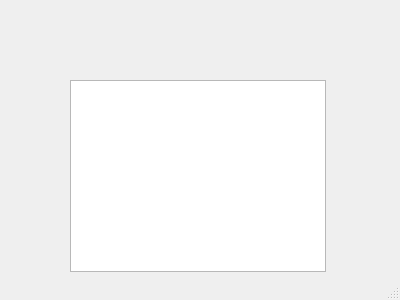
Before: the Qt Designer form src/mainwindow.ui in jonpas/FERI-TicTacToe, drawn with Qt 5.
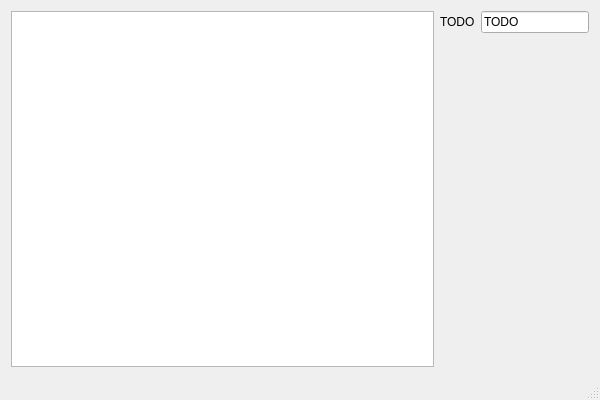
After: the same form once the commit is applied.

Commit message: Setup game board and cell states

Patch:
```diff
--- a/src/mainwindow.ui
+++ b/src/mainwindow.ui
@@ -6,24 +6,86 @@
    <rect>
     <x>0</x>
     <y>0</y>
-    <width>400</width>
-    <height>300</height>
+    <width>600</width>
+    <height>400</height>
    </rect>
   </property>
+  <property name="minimumSize">
+   <size>
+    <width>600</width>
+    <height>400</height>
+   </size>
+  </property>
   <property name="windowTitle">
    <string>MainWindow</string>
   </property>
   <widget class="QWidget" name="centralWidget">
-   <widget class="QTableWidget" name="tableWidgetBoard">
-    <property name="geometry">
-     <rect>
-      <x>70</x>
-      <y>80</y>
-      <width>256</width>
-      <height>192</height>
-     </rect>
-    </property>
-   </widget>
+   <layout class="QHBoxLayout" name="horizontalLayout_2">
+    <item>
+     <widget class="QTableWidget" name="tableWidgetBoard">
+      <property name="focusPolicy">
+       <enum>Qt::NoFocus</enum>
+      </property>
+      <property name="editTriggers">
+       <set>QAbstractItemView::NoEditTriggers</set>
+      </property>
+      <property name="selectionMode">
+       <enum>QAbstractItemView::NoSelection</enum>
+      </property>
+      <attribute name="horizontalHeaderVisible">
+       <bool>false</bool>
+      </attribute>
+      <attribute name="verticalHeaderVisible">
+       <bool>false</bool>
+      </attribute>
+     </widget>
+    </item>
+    <item>
+     <layout class="QVBoxLayout" name="verticalLayout">
+      <item>
+       <layout class="QVBoxLayout" name="options">
+        <item>
+         <layout class="QHBoxLayout" name="horizontalLayout_3">
+          <item>
+           <widget class="QLabel" name="labelTemp">
+            <property name="text">
+             <string>TODO</string>
+            </property>
+           </widget>
+          </item>
+          <item>
+           <widget class="QLineEdit" name="lineEditTemp">
+            <property name="sizePolicy">
+             <sizepolicy hsizetype="Minimum" vsizetype="Fixed">
+              <horstretch>0</horstretch>
+              <verstretch>0</verstretch>
+             </sizepolicy>
+            </property>
+            <property name="text">
+             <string>TODO</string>
+            </property>
+           </widget>
+          </item>
+         </layout>
+        </item>
+        <item>
+         <spacer name="verticalSpacer">
+          <property name="orientation">
+           <enum>Qt::Vertical</enum>
+          </property>
+          <property name="sizeHint" stdset="0">
+           <size>
+            <width>20</width>
+            <height>40</height>
+           </size>
+          </property>
+         </spacer>
+        </item>
+       </layout>
+      </item>
+     </layout>
+    </item>
+   </layout>
   </widget>
   <widget class="QStatusBar" name="statusBar"/>
  </widget>
```
The commit also changes 6 other files.
